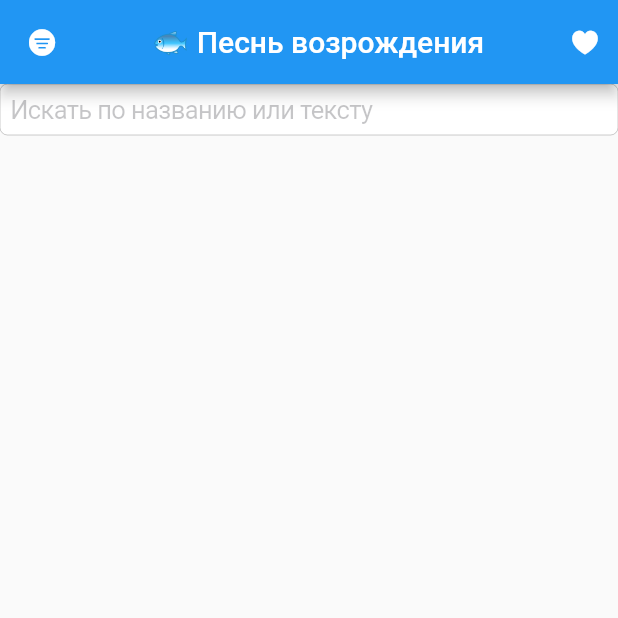
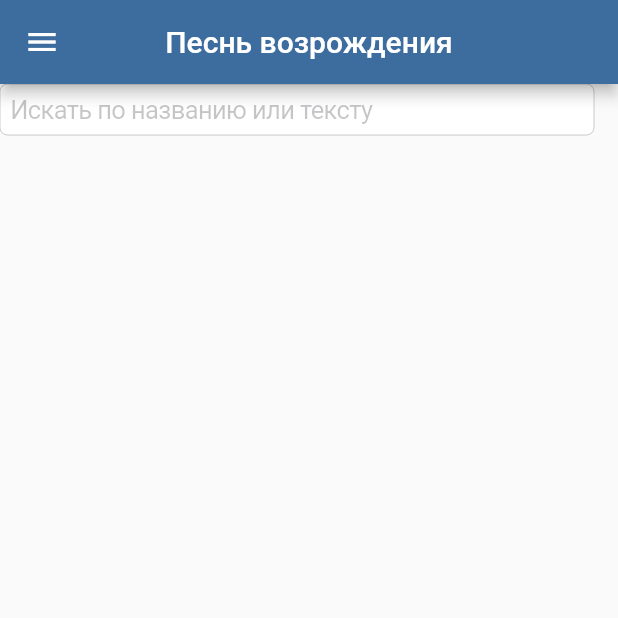
Before and after one commit to badimalex/ribkapesni, a Flutter app: the screen it shows after launch, on a phone screen of 412 x 824 dp, the top half of it. Run offline on Flutter 3.47's test engine with Material 2 defaults, Android fonts, the light colour scheme and no system bars; our stand-ins replace shared_preferences; missing offline and left inert: shared_preferences_web.

Commit message:
categories

```diff
--- a/lib/categories.dart
+++ b/lib/categories.dart
@@ -114,10 +114,10 @@ class _CategoriesScreenState extends State<CategoriesScreen> {
   Widget build(BuildContext context) {
     return Scaffold(
       appBar: AppBar(
-        title: const Center(
-          child: Text('\u{1F41F} Песнь возрождения'),
+        title: const Text('Тематика песен'),
+        centerTitle: true,
         ),
-      ),
+      backgroundColor: const Color.fromRGBO(61, 109, 158, 1),
       body: ListView.builder(
               itemCount: categories.length,
               itemBuilder: (BuildContext context, int index) {
--- a/lib/favorites_screen.dart
+++ b/lib/favorites_screen.dart
@@ -53,7 +53,8 @@ class _FavoritesScreenState extends State<FavoritesScreen> {
   Widget build(BuildContext context) {
     return Scaffold(
       appBar: AppBar(
-        title: Text('Favorites'),
+        title: const Text('Favorites'),
+        backgroundColor: const Color.fromRGBO(61, 109, 158, 1),
       ),
       body: ListView.builder(
         itemCount: favoriteSongs.length,
@@ -75,7 +76,7 @@ class _FavoritesScreenState extends State<FavoritesScreen> {
               trailing: CupertinoButton(
                 padding: EdgeInsets.zero,
                 onPressed: () => removeFromFavorites(favoriteSongs[index]),
-                child: const Icon(CupertinoIcons.heart_slash_fill, color: Colors.red,),
+                child: const Icon(CupertinoIcons.clear_circled, color: Color.fromRGBO(158, 109, 61, 1),),
               ),
             ),
           );
--- a/lib/home_page.dart
+++ b/lib/home_page.dart
@@ -0,0 +1,145 @@
+import 'dart:convert';
+import 'package:flutter/cupertino.dart';
+import 'package:flutter/material.dart';
+import 'package:flutter/services.dart';
+import 'package:ribkapesni/res/navigator.dart';
+import './song.dart';
+import 'package:shared_preferences/shared_preferences.dart';
+
+class HomePage extends StatefulWidget {
+  const HomePage({Key? key}) : super(key: key);
+
+  @override
+  _HomePageState createState() => _HomePageState();
+}
+
+class _HomePageState extends State<HomePage> {
+  List<Song> songs = [];
+  List<Song> filteredSongs = [];
+
+  TextEditingController searchController = TextEditingController();
+
+  Future<void> loadFavorites() async {
+    final prefs = await SharedPreferences.getInstance();
+    List<String> favorites = prefs.getStringList('favorites') ?? [];
+
+    setState(() {
+      filteredSongs = songs
+          .where((song) => favorites.contains(song.number.toString()))
+          .toList();
+    });
+  }
+
+  Future<void> loadSongs() async {
+    final String response = await rootBundle.loadString('assets/songs.json');
+    final data = await json.decode(response);
+    setState(() {
+      songs =
+          (data as List).map((songJson) => Song.fromJson(songJson)).toList();
+      filteredSongs = songs;
+    });
+  }
+
+  @override
+  void initState() {
+    super.initState();
+    loadSongs();
+    loadFavorites();
+    searchController.addListener(() {
+      filterSongs(searchController.text);
+    });
+  }
+
+  void filterSongs(String value) {
+    setState(() {
+      filteredSongs = songs
+          .where((song) =>
+      (song.title.toLowerCase().contains(value.toLowerCase()) ||
+          song.number.toString().contains(value) ||
+          RegExp(value.replaceAll(RegExp(r'[.,!]+'), ''),
+              caseSensitive: false)
+              .hasMatch(song.lyrics.replaceAll(RegExp(r'[.,!]+'), ''))))
+          .toList();
+    });
+  }
+
+  @override
+  Widget build(BuildContext context) {
+    return Scaffold(
+      appBar: AppBar(
+        backgroundColor: const Color.fromRGBO(61, 109, 158, 1),
+        title: const Text('Песнь возрождения'),
+      centerTitle: true,
+      ),
+      drawer: Drawer(
+        child: ListView(
+          padding: EdgeInsets.zero,
+          children: [
+            const DrawerHeader(
+              decoration: BoxDecoration(
+                color: Color.fromRGBO(61, 109, 158, 1),
+              ),
+              child: Text('Песнь возрождения', style: TextStyle(color: Colors.white),),
+            ),
+            ListTile(
+              leading: const Icon(
+                Icons.favorite_outlined,
+              ),
+              title: const Text('Избранное'),
+              onTap: () => MyNavigation().navigateToFavorites(context, songs),
+            ),
+            ListTile(
+              leading: const Icon(
+                Icons.library_music_rounded,
+              ),
+              title: const Text('Тематика песен'),
+              onTap: () => MyNavigation().navigateToCategories(context),
+            ),
+            ListTile(
+              leading: const Icon(
+                Icons.queue_music_rounded,
+              ),
+              title: const Text('Список песен'),
+              onTap: () {
+                Navigator.pop(context);
+              },
+            ),
+          ],
+        ),
+      ),
+      body: Padding(
+        padding: const EdgeInsets.only(right: 16),
+        child: Column(
+          crossAxisAlignment: CrossAxisAlignment.start,
+          children: [
+            CupertinoTextField(
+              controller: searchController,
+              clearButtonMode: OverlayVisibilityMode.editing,
+              placeholder: "Искать по названию или тексту",
+            ),
+            Expanded(
+              child: ListView.builder(
+                itemCount: filteredSongs.length,
+                itemBuilder: (context, index) {
+                  return Row(
+                    mainAxisAlignment: MainAxisAlignment.spaceBetween,
+                    children: [
+                      CupertinoButton(
+                        child: Text(
+                          filteredSongs[index].title,
+                          style: const TextStyle(color: Color.fromRGBO(61, 109, 158, 1)),
+                        ),
+                        onPressed: () => MyNavigation().navigateToDetailsScreen(context, filteredSongs[index]),
+                      ),
+                      Text('${filteredSongs[index].number}', style: TextStyle(color: Colors.blueGrey.shade400),),
+                    ],
+                  );
+                },
+              ),
+            ),
+          ],
+        ),
+      ),
+    );
+  }
+}
--- a/lib/main.dart
+++ b/lib/main.dart
@@ -1,12 +1,7 @@
-import 'dart:convert';
-import 'package:flutter/cupertino.dart';
+
 import 'package:flutter/material.dart';
-import 'package:flutter/services.dart';
-import './song_detail_screen.dart';
-import './favorites_screen.dart';
-import './song.dart';
-import 'categories.dart';
-import 'package:shared_preferences/shared_preferences.dart';
+
+import 'home_page.dart';
 
 void main() {
   runApp(MyApp());
@@ -15,138 +10,9 @@ void main() {
 class MyApp extends StatelessWidget {
   @override
   Widget build(BuildContext context) {
-    return MaterialApp(
+    return const MaterialApp(
       title: 'Мое приложение',
       home: HomePage(),
     );
   }
 }
-
-class HomePage extends StatefulWidget {
-  @override
-  _HomePageState createState() => _HomePageState();
-}
-
-class _HomePageState extends State<HomePage> {
-  List<Song> songs = [];
-  List<Song> filteredSongs = [];
-
-  TextEditingController searchController = TextEditingController();
-
-  Future<void> loadFavorites() async {
-    final prefs = await SharedPreferences.getInstance();
-    List<String> favorites = prefs.getStringList('favorites') ?? [];
-
-    setState(() {
-      filteredSongs = songs
-          .where((song) => favorites.contains(song.number.toString()))
-          .toList();
-    });
-  }
-
-  Future<void> loadSongs() async {
-    final String response = await rootBundle.loadString('assets/songs.json');
-    final data = await json.decode(response);
-    setState(() {
-      songs =
-          (data as List).map((songJson) => Song.fromJson(songJson)).toList();
-      filteredSongs = songs;
-    });
-  }
-
-  @override
-  void initState() {
-    super.initState();
-    loadSongs();
-    loadFavorites();
-    searchController.addListener(() {
-      filterSongs(searchController.text);
-    });
-  }
-
-  void navigateToFavorites() {
-    Navigator.push(
-      context,
-      CupertinoPageRoute(
-        builder: (context) => FavoritesScreen(allSongs: songs),
-      ),
-    );
-  }
-
-  void filterSongs(String value) {
-    setState(() {
-      filteredSongs = songs
-          .where((song) =>
-              (song.title.toLowerCase().contains(value.toLowerCase()) ||
-                  song.number.toString().contains(value) ||
-                  RegExp(value.replaceAll(RegExp(r'[.,!]+'), ''),
-                          caseSensitive: false)
-                      .hasMatch(song.lyrics.replaceAll(RegExp(r'[.,!]+'), ''))))
-          .toList();
-    });
-  }
-
-  @override
-  Widget build(BuildContext context) {
-    return Scaffold(
-      appBar: AppBar(
-        title: const Center(
-          child: Text('\u{1F41F} Песнь возрождения'),
-        ),
-        leading: CupertinoButton(
-          padding: EdgeInsets.zero,
-          onPressed: () => Navigator.push<HomePage>(
-            context,
-            MaterialPageRoute(
-              builder: (_) => const CategoriesScreen(),
-            ),
-          ),
-          child: const Icon(
-            CupertinoIcons.line_horizontal_3_decrease_circle_fill,
-            color: Colors.white,
-          ),
-        ),
-        actions: <Widget>[
-          CupertinoButton(
-            padding: EdgeInsets.zero,
-            onPressed: navigateToFavorites,
-            child: const Icon(
-              CupertinoIcons.heart_fill,
-              color: Colors.white,
-            ),
-          ),
-        ],
-      ),
-      body: Column(
-        children: [
-          CupertinoTextField(
-            controller: searchController,
-            clearButtonMode: OverlayVisibilityMode.editing,
-            placeholder: "Искать по названию или тексту",
-          ),
-          Expanded(
-            child: ListView.builder(
-              itemCount: filteredSongs.length,
-              itemBuilder: (context, index) {
-                return CupertinoButton(
-                  child: Text(
-                    '${filteredSongs[index].title} (${filteredSongs[index].number})',
-                  ),
-                  onPressed: () {
-                    Navigator.push(
-                      context,
-                      CupertinoPageRoute(
-                        builder: (context) =>
-                            SongDetailScreen(song: filteredSongs[index]),
-                      ),
-                    );
-                  },
-                );
-              },
-            ),
-          ),
-        ],
-      ),
-    );
-  }
-}
```
Also changed, not shown: lib/filter_songs.dart (+6 -11 lines), lib/res/navigator.dart (+36 -0 lines), lib/song_detail_screen.dart (+10 -11 lines).
